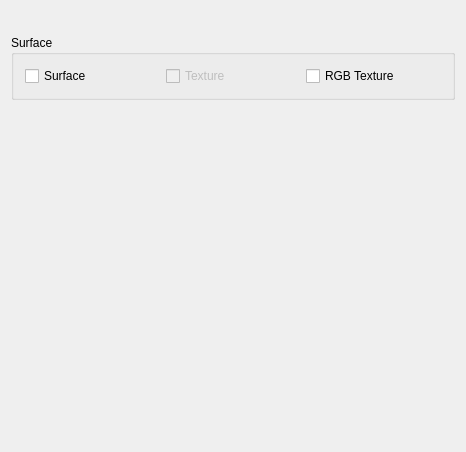
Old version of the form Plugins/org.mitk.gui.qt.tofutil/src/internal/QmitkToFUtilViewControls.ui in the repository MITK/MITK.
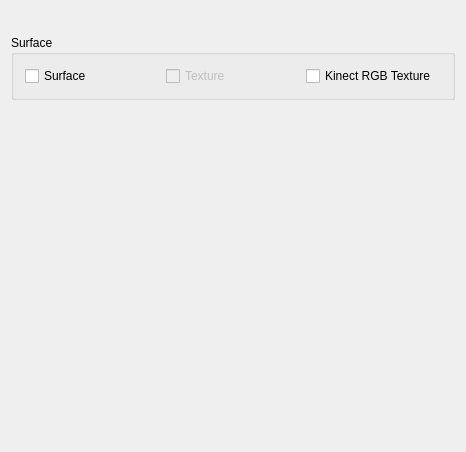
New version of the form. Custom widgets are drawn as their Qt base class.

The edit to the form file:
```diff
--- a/Plugins/org.mitk.gui.qt.tofutil/src/internal/QmitkToFUtilViewControls.ui
+++ b/Plugins/org.mitk.gui.qt.tofutil/src/internal/QmitkToFUtilViewControls.ui
@@ -58,7 +58,7 @@
          <bool>true</bool>
         </property>
         <property name="text">
-         <string>RGB Texture</string>
+         <string>Kinect RGB Texture</string>
         </property>
        </widget>
       </item>
```
Left out of the diff: 2 changed lines with no effect on the pictures.
